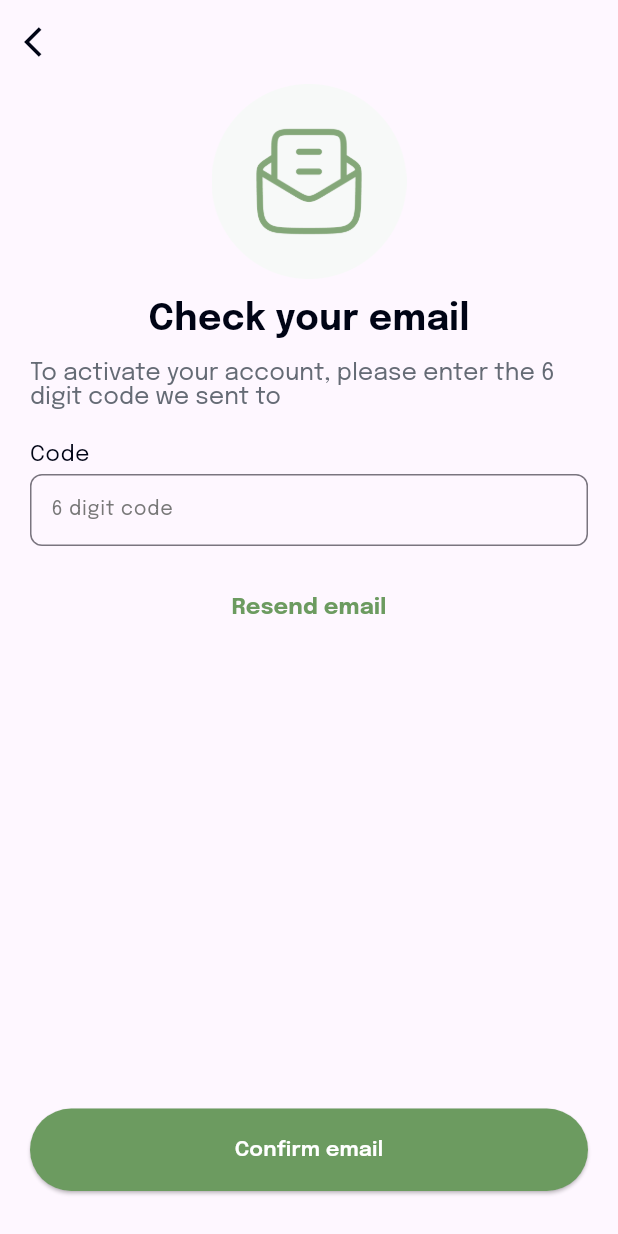
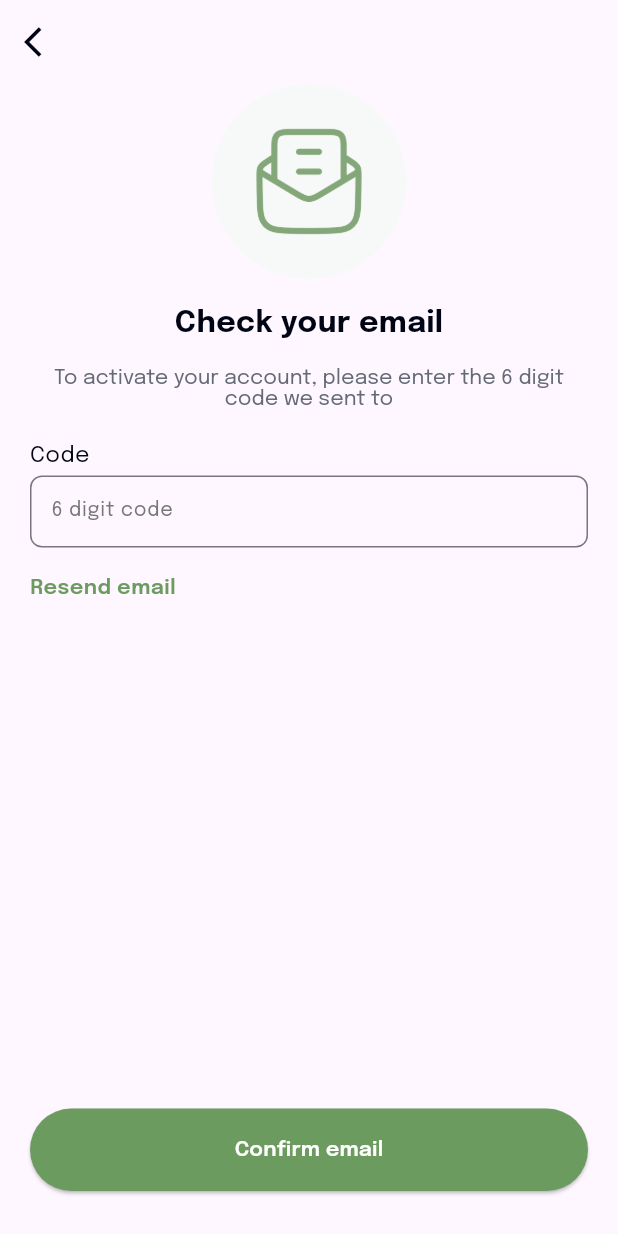
Before and after one commit to sakib151659/nurture_field, a Flutter app: the ConfirmEmail screen opened directly with empty values, on a phone screen of 412 x 824 dp. Run offline on Flutter 3.47's test engine with Material 2 defaults, Android fonts, the phone set to English and light mode, and no system bars; our stand-ins replace dropdown_search, google_maps_flutter, permission_handler, shared_preferences, smooth_page_indicator; accounts and stored records are empty.

Commit message:
confirm email page modified

```diff
--- a/lib/screens/auth/confirm_email.dart
+++ b/lib/screens/auth/confirm_email.dart
@@ -1,4 +1,5 @@
 import 'package:flutter/material.dart';
+import 'package:nurture_field/components/custom_buttons/custom_text_button.dart';
 import 'package:nurture_field/screens/onboarding/onboarding.dart';
 import 'package:nurture_field/utils/app_colors.dart';
 import '../../components/custom_appbar/custom_appbar_inner.dart';
@@ -33,22 +34,23 @@ class _ConfirmEmailState extends State<ConfirmEmail> {
           child: Column(
             children: [
               Image.asset("assets/icons/mail_icon.png", height: 130,),
-              const SizedBox(height: 10,),
+              const SizedBox(height: 15,),
               Text("Check your email",
-                style: MyTextStyle.primaryBold(),
+                style: MyTextStyle.primaryBold(fontSize: 20),
               ),
-              const SizedBox(height: 10,),
+              const SizedBox(height: 15,),
               RichText(
                 text: TextSpan(
                   text: 'To activate your account, please enter the 6 digit code we sent to ',
-                  style: MyTextStyle.secondaryLight(fontSize: 16),
+                  style: MyTextStyle.secondaryLight(fontSize: 14),
                   children: <TextSpan>[
                     TextSpan(
                       text: widget.email,
-                      style: MyTextStyle.primaryMedium(fontSize: 16, fontWeight: FontWeight.w600),
+                      style: MyTextStyle.primaryMedium(fontSize: 15, fontWeight: FontWeight.w600),
                     ),
                   ],
                 ),
+                textAlign: TextAlign.center,
               ),
 
 
@@ -68,12 +70,10 @@ class _ConfirmEmailState extends State<ConfirmEmail> {
                   )
               ),
 
-              TextButton(
-                  onPressed: (){
 
-                  },
-                  child: Text("Resend email", style: MyTextStyle.primaryBold(fontColor: MyColors.primaryColor, fontSize: 15),)
-              ),
+              Align(
+                alignment: Alignment.centerLeft,
+                  child: CustomTextButton(title: "Resend email", onTap: (){})),
 
 
               const Spacer(),
--- a/lib/screens/auth/create_account.dart
+++ b/lib/screens/auth/create_account.dart
@@ -170,12 +170,12 @@ class _CreateAccountState extends State<CreateAccount> {
                     )
                 ),
 
-                const SizedBox(height: 10,),
+               // const SizedBox(height: 10,),
                 customPassInstruction(isValid: is8Char, title: "Avoid using the same password for multiple sites."),
                 customPassInstruction(isValid: is8Char, title: "Password must be 8 character long."),
                 customPassInstruction(isValid: isSpecialChar, title: "Besides letters,  include at least a number or symbol (!@#%^&*())"),
 
-                const SizedBox(height: 20,),
+                const SizedBox(height: 35,),
                 CustomButtonRounded(
                     title: "Continue",
                     bgColor: isFormFilled?MyColors.primaryColor:MyColors.secondaryTextColor,
@@ -225,7 +225,7 @@ class _CreateAccountState extends State<CreateAccount> {
             const SizedBox(width: 5,),
             Expanded(
               child: Text(title,
-                style: MyTextStyle.secondaryLight(),
+                style: MyTextStyle.secondaryLight(fontSize: 12),
               ),
             ),
           ],
```
